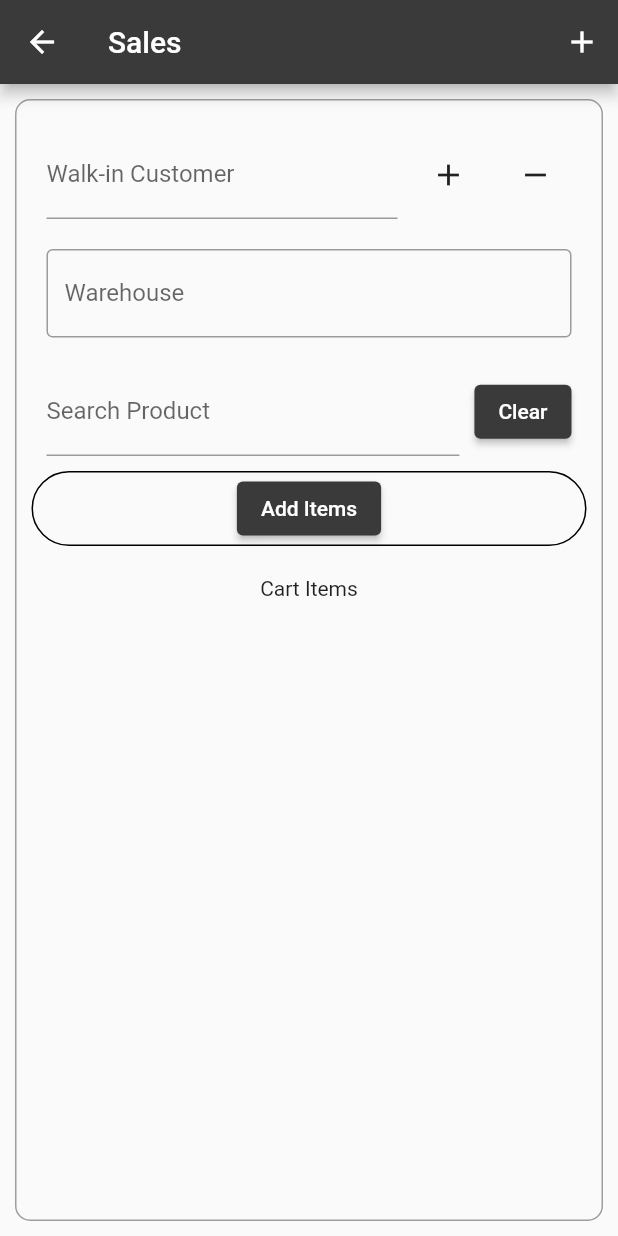
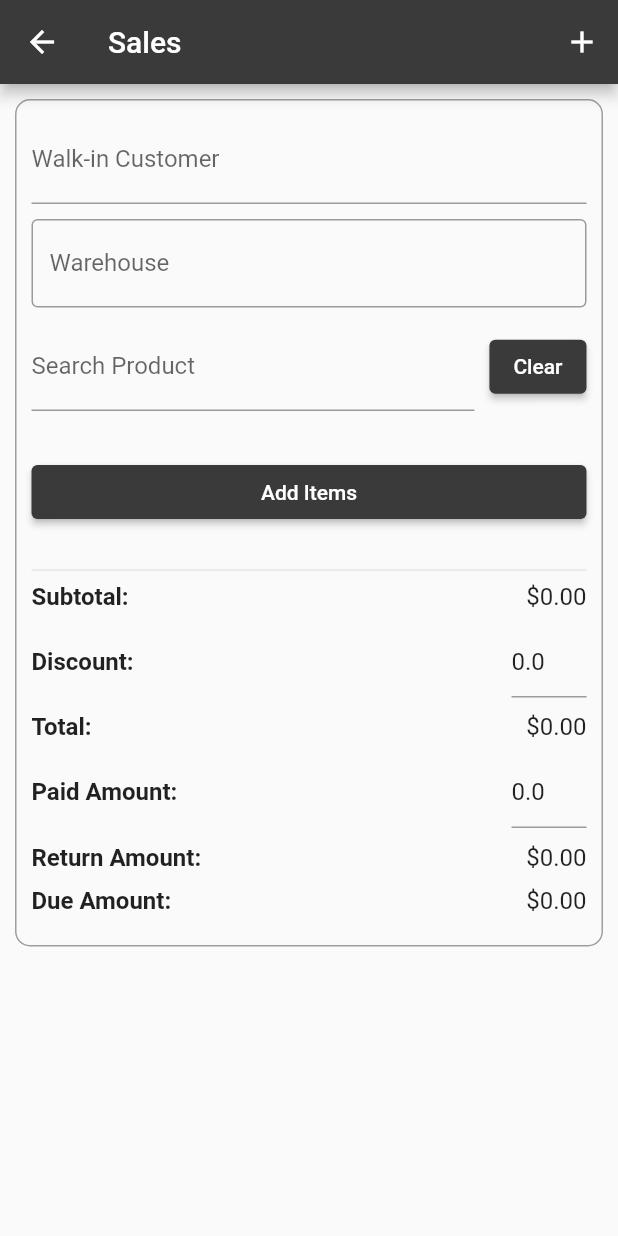
Before and after one commit to huzaifa7890/pos-app, a Flutter app: the HomeScreen screen opened directly, after a tap on "Purchase", on a phone screen of 412 x 824 dp. Run offline on Flutter 3.47's test engine with Material 2 defaults, Android fonts, the phone set to English and light mode, and no system bars; our stand-ins replace google_fonts, local_auth, shared_preferences, sqflite; missing offline and left inert: flutter_barcode_scanner; accounts and stored records are empty.

Commit message:
product image added

```diff
--- a/lib/db_helper/product_db.dart
+++ b/lib/db_helper/product_db.dart
@@ -8,7 +8,7 @@ class DBHelper {
     return sql.openDatabase(path.join(dbPath, 'product.db'),
         onCreate: (db, version) {
       return db.execute(
-          'CREATE TABLE productdata(product_id INTEGER,product_sku INTEGER,tag_price DOUBLE,sale_price DOUBLE,product_name TEXT,store_id INTEGER, store_name TEXT,weight INTEGER,description TEXT,costprice INTEGER,barcode INTEGER)');
+          'CREATE TABLE productdata(product_id INTEGER,product_image TEXT, product_sku INTEGER,tag_price DOUBLE,sale_price DOUBLE,product_name TEXT,store_id INTEGER, store_name TEXT,weight INTEGER,description TEXT,costprice INTEGER,barcode INTEGER)');
     }, version: 1);
   }
 
--- a/lib/main.dart
+++ b/lib/main.dart
@@ -58,8 +58,6 @@ class MyApp extends StatelessWidget {
             '/Products': (context) => const ProductScreen(),
             '/Purchase': (context) => const SalesScreen(),
             '/Sales': (context) => const SalesScreen(),
-            // Add more routes for other boxes
-
             ProductDetailScreen.routeName: (ctx) => const ProductDetailScreen(),
             AddNewProducts.routeName: (ctx) => const AddNewProducts(),
           },
--- a/lib/model/product_model.dart
+++ b/lib/model/product_model.dart
@@ -1,6 +1,7 @@
 class Product {
   final int id;
   final String name;
+  final String imageurl;
   final String description;
   final double price;
   int quantity;
@@ -14,6 +15,7 @@ class Product {
   Product({
     required this.id,
     required this.name,
+    required this.imageurl,
     required this.description,
     required this.price,
     this.quantity = 1,
--- a/lib/providers/products.dart
+++ b/lib/providers/products.dart
@@ -15,6 +15,8 @@ class Products with ChangeNotifier {
   String searchText = '';
   bool showProducts = false;
   List<Product> _items = [];
+  double _discount = 0;
+  double _paidAmount = 0;
 
   List<Product> get items {
     return [..._items];
@@ -23,7 +25,8 @@ class Products with ChangeNotifier {
   final List<Product> _cartItems = [];
 
   List<Product> get cartItems => _cartItems;
-
+  double get discount => _discount;
+  double get paidAmount => _paidAmount;
   void addToCart(Product product) {
     final existingProductIndex =
         _cartItems.indexWhere((item) => item.id == product.id);
@@ -34,6 +37,61 @@ class Products with ChangeNotifier {
       _cartItems.add(product);
     }
 
+    notifyListeners();
+  }
+
+  void setDiscount(double value) {
+    _discount = value;
+    notifyListeners();
+  }
+
+  void setPaidAmount(double value) {
+    _paidAmount = value;
+    notifyListeners();
+  }
+
+  double calculateSubtotal() {
+    double subtotal = 0.0;
+    for (Product product in _cartItems) {
+      subtotal += (product.price * product.quantity);
+    }
+    return subtotal;
+  }
+
+  double returnAmount(total) {
+    if (paidAmount <= total) {
+      return 0;
+    } else {
+      return paidAmount - total;
+    }
+  }
+
+  double dueAmount(total) {
+    if (paidAmount >= total) {
+      return 0;
+    } else {
+      return total - paidAmount;
+    }
+  }
+
+  void decreaseQuantity(Product product) {
+    int existingIndex =
+        _cartItems.indexWhere((element) => element.id == product.id);
+    if (existingIndex >= 0) {
+      if (_cartItems[existingIndex].quantity <= 1) {
+        removeFromCart(product);
+      }
+      _cartItems[existingIndex].quantity--;
+    }
+    notifyListeners();
+  }
+
+  void removeFromCart(Product product) {
+    int existingIndex = _cartItems.indexWhere((item) => item.id == product.id);
+
+    if (existingIndex >= 0) {
+      _cartItems.removeAt(existingIndex);
+    }
     notifyListeners();
   }
 
@@ -103,6 +161,7 @@ class Products with ChangeNotifier {
     final newProduct = Product(
       id: 234,
       name: pickedName,
+      imageurl: '',
       description: pickedDescription,
       price: pickedPrice,
       quantity: pickedSku,
@@ -147,10 +206,10 @@ class Products with ChangeNotifier {
           Map<String, dynamic> data = jsonDecode(jsonData);
 
           List<dynamic> objects = data['data'];
-
           for (var i = 0; i < objects.length; i++) {
             DBHelper.insert({
               'product_id': objects[i]['product_id'],
+              'product_image': objects[i]['product_image_path'],
               'product_sku': objects[i]['product_sku'],
               'tag_price': objects[i]['tag_price'],
               'sale_price': objects[i]['sale_price'],
@@ -174,13 +233,13 @@ class Products with ChangeNotifier {
   Future<void> fetchingProductFromDB() async {
     try {
       _isLoading = true;
-      // await Future.delayed(const Duration(milliseconds: 300));
       final dataList = await DBHelper.getData('productdata');
       _items = dataList
           .map(
             (e) => Product(
                 id: e['product_id'],
                 name: e['product_name'],
+                imageurl: e['product_image'],
                 price: e['tag_price'],
                 saleprice: e['sale_price'],
                 sku: e['product_sku'],
--- a/lib/screens/home_screen.dart
+++ b/lib/screens/home_screen.dart
@@ -21,10 +21,10 @@ class _HomeScreenState extends State<HomeScreen> {
   @override
   void initState() {
     super.initState();
-    auth = LocalAuthentication();
+    // auth = LocalAuthentication();
 
-    deviceCapability();
-    _getAvailableBiometrics();
+    // deviceCapability();
+    // _getAvailableBiometrics();
   }
 
   final List<ItemsData> items = [
@@ -70,39 +70,39 @@ class _HomeScreenState extends State<HomeScreen> {
     );
   }
 
-  Future<void> _getAvailableBiometrics() async {
-    try {
-      availableBiometrics = await auth?.getAvailableBiometrics();
+  // Future<void> _getAvailableBiometrics() async {
+  //   try {
+  //     availableBiometrics = await auth?.getAvailableBiometrics();
 
-      if (availableBiometrics!.contains(BiometricType.strong) ||
-          availableBiometrics!.contains(BiometricType.fingerprint)) {
-        final bool didAuthenticate = await auth!.authenticate(
-          localizedReason:
-              'Unlock your screen with PIN, pattern, password, face, or fingerprint',
-          options: const AuthenticationOptions(
-            biometricOnly: true,
-            stickyAuth: true,
-          ),
-        );
-        if (!didAuthenticate) {}
-      } else if (availableBiometrics!.contains(BiometricType.weak) ||
-          availableBiometrics!.contains(BiometricType.face)) {
-        final bool didAuthenticate = await auth!.authenticate(
-          localizedReason:
-              'Unlock your screen with PIN, pattern, password, face, or fingerprint',
-          options: const AuthenticationOptions(stickyAuth: true),
-        );
-        if (!didAuthenticate) {}
-      }
-    } catch (e) {
-      rethrow;
-    }
-  }
+  //     if (availableBiometrics!.contains(BiometricType.strong) ||
+  //         availableBiometrics!.contains(BiometricType.fingerprint)) {
+  //       final bool didAuthenticate = await auth!.authenticate(
+  //         localizedReason:
+  //             'Unlock your screen with PIN, pattern, password, face, or fingerprint',
+  //         options: const AuthenticationOptions(
+  //           biometricOnly: true,
+  //           stickyAuth: true,
+  //         ),
+  //       );
+  //       if (!didAuthenticate) {}
+  //     } else if (availableBiometrics!.contains(BiometricType.weak) ||
+  //         availableBiometrics!.contains(BiometricType.face)) {
+  //       final bool didAuthenticate = await auth!.authenticate(
+  //         localizedReason:
+  //             'Unlock your screen with PIN, pattern, password, face, or fingerprint',
+  //         options: const AuthenticationOptions(stickyAuth: true),
+  //       );
+  //       if (!didAuthenticate) {}
+  //     }
+  //   } catch (e) {
+  //     rethrow;
+  //   }
+  // }
 
-  void deviceCapability() async {
-    final bool isCapable = await auth!.canCheckBiometrics;
-    isDeviceSupport = isCapable || await auth!.isDeviceSupported();
-  }
+  // void deviceCapability() async {
+  //   final bool isCapable = await auth!.canCheckBiometrics;
+  //   isDeviceSupport = isCapable || await auth!.isDeviceSupported();
+  // }
 
   void navigateToBoxPage(BuildContext context, int index) {
     switch (index) {
@@ -115,7 +115,6 @@ class _HomeScreenState extends State<HomeScreen> {
       case 2:
         Navigator.pushNamed(context, '/Sales');
         break;
-      // Add more cases for other boxes
       default:
         break;
     }
--- a/lib/screens/product_detail_screen.dart
+++ b/lib/screens/product_detail_screen.dart
@@ -14,6 +14,38 @@ class ProductDetailScreen extends StatelessWidget {
 
     return Scaffold(
       appBar: AppBar(title: Text(loeadeditems!.name)),
+      body: SingleChildScrollView(
+        child: Column(
+          children: [
+            SizedBox(
+              height: 300,
+              width: double.infinity,
+              child: Image.network(
+                loeadeditems.imageurl,
+                fit: BoxFit.cover,
+              ),
+            ),
+            const SizedBox(height: 10),
+            Text(
+              '\$${loeadeditems.price}',
+              style: const TextStyle(
+                color: Colors.grey,
+                fontSize: 20,
+              ),
+            ),
+            const SizedBox(height: 10),
+            Container(
+              padding: const EdgeInsets.symmetric(horizontal: 10),
+              width: double.infinity,
+              child: Text(
+                loeadeditems.description,
+                textAlign: TextAlign.center,
+                softWrap: true,
+              ),
+            )
+          ],
+        ),
+      ),
     );
   }
 }
--- a/lib/screens/products_screen.dart
+++ b/lib/screens/products_screen.dart
@@ -158,6 +158,12 @@ class _ProductScreenState extends State<ProductScreen> {
                             );
                           },
                           child: ListTile(
+                            leading: CircleAvatar(
+                              child: Image.network(
+                                product.imageurl,
+                                fit: BoxFit.cover,
+                              ),
+                            ),
                             title: Text(product.name),
                             subtitle: Text(
                                 'Sale Price: ${product.saleprice} Quantity:${product.quantity}'),
--- a/lib/screens/sales_screen.dart
+++ b/lib/screens/sales_screen.dart
@@ -13,6 +13,13 @@ class SalesScreen extends StatelessWidget {
     Products productProvider = Provider.of<Products>(context);
     List<Product> cartItems = productProvider.cartItems;
 
+    double subtotal = productProvider.calculateSubtotal();
+    double discount = productProvider.discount;
+    double total = subtotal - discount;
+    double paidAmount = productProvider.paidAmount;
+    double returnAmount = productProvider.returnAmount(total);
+    double dueAmount = productProvider.dueAmount(total);
+
     return Scaffold(
       appBar: AppBar(
         title: const Text('Sales'),
@@ -24,7 +31,8 @@ class SalesScreen extends StatelessWidget {
               icon: const Icon(Icons.add)),
         ],
       ),
-      body: Container(
+      body: SingleChildScrollView(
+        child: Container(
           margin: const EdgeInsets.all(10.0),
           padding: const EdgeInsets.all(10.0),
           decoration: BoxDecoration(
@@ -32,51 +40,31 @@ class SalesScreen extends StatelessWidget {
             border: Border.all(color: Colors.grey),
           ),
           child: Column(
+            crossAxisAlignment: CrossAxisAlignment.stretch,
             children: [
-            Padding(
-              padding: const EdgeInsets.all(10.0),
-              child: Row(
-                children: [
-                  Expanded(
-                    child: TextFormField(
+              TextFormField(
                 keyboardType: TextInputType.name,
                 decoration: const InputDecoration(
                   labelText: 'Walk-in Customer',
                 ),
               ),
-                  ),
-                  const SizedBox(width: 10.0),
-                  IconButton(
-                    onPressed: () {},
-                    icon: const Icon(Icons.add),
-                  ),
-                  const SizedBox(width: 10.0),
-                  IconButton(
-                    onPressed: () {},
-                    icon: const Icon(Icons.remove),
-                  ),
-                ],
-              ),
-            ),
-            Padding(
-              padding: const EdgeInsets.all(10.0),
-              child: TextFormField(
+              const SizedBox(height: 10.0),
+              TextFormField(
                 decoration: const InputDecoration(
                   border: OutlineInputBorder(),
                   labelText: 'Warehouse',
                 ),
               ),
-            ),
-            Padding(
-              padding: const EdgeInsets.all(10.0),
-              child: Row(
+              const SizedBox(height: 10.0),
+              Row(
                 children: [
                   Expanded(
                     child: TextFormField(
                       onChanged: (value) =>
                           productProvider.setSearchText(value),
-                      decoration:
-                          const InputDecoration(labelText: 'Search Product'),
+                      decoration: const InputDecoration(
+                        labelText: 'Search Product',
+                      ),
                     ),
                   ),
                   const SizedBox(width: 10.0),
@@ -88,98 +76,218 @@ class SalesScreen extends StatelessWidget {
                   ),
                 ],
               ),
+              const SizedBox(height: 20.0),
+              if (cartItems.isNotEmpty)
+                Container(
+                  decoration: BoxDecoration(
+                      borderRadius: BorderRadius.circular(1),
+                      color: Colors.grey),
+                  child: const Column(
+                    children: [
+                      Row(
+                        mainAxisAlignment: MainAxisAlignment.spaceBetween,
+                        children: [
+                          Padding(
+                            padding: EdgeInsets.all(10.0),
+                            child: Text(
+                              'Cart Items',
+                              style: TextStyle(
+                                  fontSize: 18.0, fontWeight: FontWeight.bold),
                             ),
-            Container(
-              width: double.infinity,
-              decoration: BoxDecoration(
-                  border: Border.all(width: 1),
-                  borderRadius: BorderRadius.circular(50)),
-              child: Column(children: [
-                ElevatedButton(
-                  onPressed: () {
-                    Navigator.push(
-                      context,
-                      MaterialPageRoute(
-                          builder: (context) => const AddingToCartScreen()),
-                    );
-                  },
-                  child: const Text('Add Items'),
                           ),
-              ]),
+                          Padding(
+                            padding: EdgeInsets.only(right: 70),
+                            child: Text(
+                              'Quantity',
+                              style: TextStyle(
+                                  fontSize: 18.0, fontWeight: FontWeight.bold),
                             ),
-            const SizedBox(height: 20.0),
-            const Text('Cart Items'),
-            Expanded(
-              child: ListView.builder(
+                          ),
+                        ],
+                      ),
+                    ],
+                  ),
+                ),
+              ListView.builder(
+                shrinkWrap: true,
+                physics: const NeverScrollableScrollPhysics(),
                 itemCount: cartItems.length,
                 itemBuilder: (BuildContext context, int index) {
                   Product product = cartItems[index];
+                  double subtotal = product.price * product.quantity;
+
                   return ListTile(
                     title: Text(product.name),
-                    subtitle: Text('Price: ${product.price}'),
+                    subtitle: Text(
+                      '${product.quantity} x ${product.price} = $subtotal',
+                    ),
                     trailing: Row(
                       mainAxisSize: MainAxisSize.min,
                       children: [
                         IconButton(
                           onPressed: () {
-                            // Decrease quantity
-
-                            // You can also perform any additional operations or updates related to decreasing the quantity
+                            productProvider.decreaseQuantity(product);
                           },
                           icon: const Icon(Icons.remove),
                         ),
                         Text(product.quantity.toString()),
                         IconButton(
                           onPressed: () {
-                            // Increase quantity
                             productProvider.addToCart(product);
-                            // You can also perform any additional operations or updates related to increasing the quantity
                           },
                           icon: const Icon(Icons.add),
+                        ),
+                        IconButton(
+                          onPressed: () {
+                            productProvider.removeFromCart(product);
+                          },
+                          icon: const Icon(Icons.delete),
                         ),
                       ],
                     ),
                   );
                 },
               ),
+              const SizedBox(height: 10.0),
+              ElevatedButton(
+                onPressed: () {
+                  Navigator.push(
+                    context,
+                    MaterialPageRoute(
+                      builder: (context) => const AddingToCartScreen(),
                     ),
-
-            // Container(
-            //   padding: EdgeInsets.all(10.0),
-            //   decoration: BoxDecoration(
-            //     borderRadius: BorderRadius.circular(10.0),
-            //     border: Border.all(color: Colors.grey),
-            //   ),
-            //   child: Column(
-            //     children: [
-            //       Row(
-            //         mainAxisAlignment: MainAxisAlignment.spaceBetween,
-            //         children: [
-            //           Text('Subtotal'),
-            //           Text('\$35.00'), // Replace with actual subtotal value
-            //         ],
-            //       ),
-            //       SizedBox(height: 10.0),
-            //       Row(
-            //         mainAxisAlignment: MainAxisAlignment.spaceBetween,
-            //         children: [
-            //           Text('Discount Amount'),
-            //           Text(
-            //               '-\$5.00'), // Replace with actual discount amount value
-            //         ],
-            //       ),
-            //       SizedBox(height: 10.0),
-            //       Row(
-            //         mainAxisAlignment: MainAxisAlignment.spaceBetween,
-            //         children: [
-            //           Text('Total Amount'),
-            //           Text('\$30.00'), // Replace with actual total amount value
-            //         ],
-            //       ),
-            //     ],
-            //   ),
-            // ),
+                  );
+                },
+                child: const Text('Add Items'),
+              ),
+              const SizedBox(height: 20.0),
+              const Divider(),
+              Row(
+                mainAxisAlignment: MainAxisAlignment.spaceBetween,
+                children: [
+                  const Text(
+                    'Subtotal:',
+                    style: TextStyle(
+                      fontSize: 16.0,
+                      fontWeight: FontWeight.bold,
+                    ),
+                  ),
+                  const SizedBox(width: 10.0),
+                  Text(
+                    '\$${subtotal.toStringAsFixed(2)}',
+                    style: const TextStyle(fontSize: 16.0),
+                  ),
                 ],
+              ),
+              const SizedBox(height: 10.0),
+              Row(
+                mainAxisAlignment: MainAxisAlignment.spaceBetween,
+                children: [
+                  const Text(
+                    'Discount:',
+                    style: TextStyle(
+                      fontSize: 16.0,
+                      fontWeight: FontWeight.bold,
+                    ),
+                  ),
+                  const SizedBox(width: 10.0),
+                  SizedBox(
+                    width: 50,
+                    child: TextFormField(
+                      initialValue: discount.toString(),
+                      keyboardType:
+                          const TextInputType.numberWithOptions(decimal: true),
+                      onChanged: (value) {
+                        productProvider
+                            .setDiscount(double.tryParse(value) ?? 0.0);
+                      },
+                      decoration: const InputDecoration(),
+                    ),
+                  ),
+                ],
+              ),
+              const SizedBox(height: 10.0),
+              Row(
+                mainAxisAlignment: MainAxisAlignment.spaceBetween,
+                children: [
+                  const Text(
+                    'Total:',
+                    style: TextStyle(
+                      fontSize: 16.0,
+                      fontWeight: FontWeight.bold,
+                    ),
+                  ),
+                  const SizedBox(width: 10.0),
+                  Text(
+                    '\$${total.toStringAsFixed(2)}',
+                    style: const TextStyle(fontSize: 16.0),
+                  ),
+                ],
+              ),
+              const SizedBox(height: 10.0),
+              Row(
+                mainAxisAlignment: MainAxisAlignment.spaceBetween,
+                children: [
+                  const Text(
+                    'Paid Amount:',
+                    style: TextStyle(
+                      fontSize: 16.0,
+                      fontWeight: FontWeight.bold,
+                    ),
+                  ),
+                  const SizedBox(width: 10.0),
+                  SizedBox(
+                    width: 50.0,
+                    child: TextFormField(
+                      initialValue: paidAmount.toString(),
+                      keyboardType: const TextInputType.numberWithOptions(),
+                      onChanged: (value) {
+                        productProvider
+                            .setPaidAmount(double.tryParse(value) ?? 0.0);
+                      },
+                    ),
+                  ),
+                ],
+              ),
+              const SizedBox(height: 10.0),
+              Row(
+                mainAxisAlignment: MainAxisAlignment.spaceBetween,
+                children: [
+                  const Text(
+                    'Return Amount:',
+                    style: TextStyle(
+                      fontSize: 16.0,
+                      fontWeight: FontWeight.bold,
+                    ),
+                  ),
+                  const SizedBox(width: 10.0),
+                  Text(
+                    '\$${returnAmount.toStringAsFixed(2)}',
+                    style: const TextStyle(fontSize: 16.0),
+                  ),
+                ],
+              ),
+              const SizedBox(height: 10.0),
+              Row(
+                mainAxisAlignment: MainAxisAlignment.spaceBetween,
+                children: [
+                  const Text(
+                    'Due Amount:',
+                    style: TextStyle(
+                      fontSize: 16.0,
+                      fontWeight: FontWeight.bold,
+                    ),
+                  ),
+                  const SizedBox(width: 10.0),
+                  Text(
+                    '\$${dueAmount.toStringAsFixed(2)}',
+                    style: const TextStyle(fontSize: 16.0),
+                  ),
+                ],
+              ),
+              const SizedBox(height: 10.0),
+            ],
+          ),
         ),
       ),
     );
```
Lines whose indentation alone changed are shown as unchanged.
